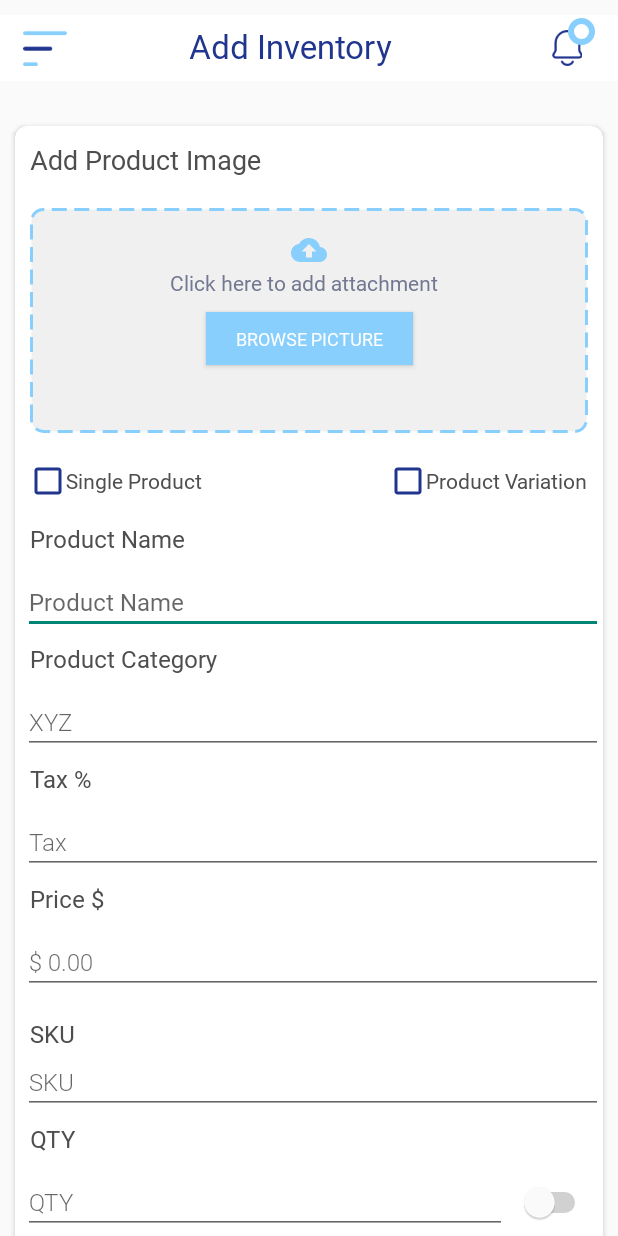
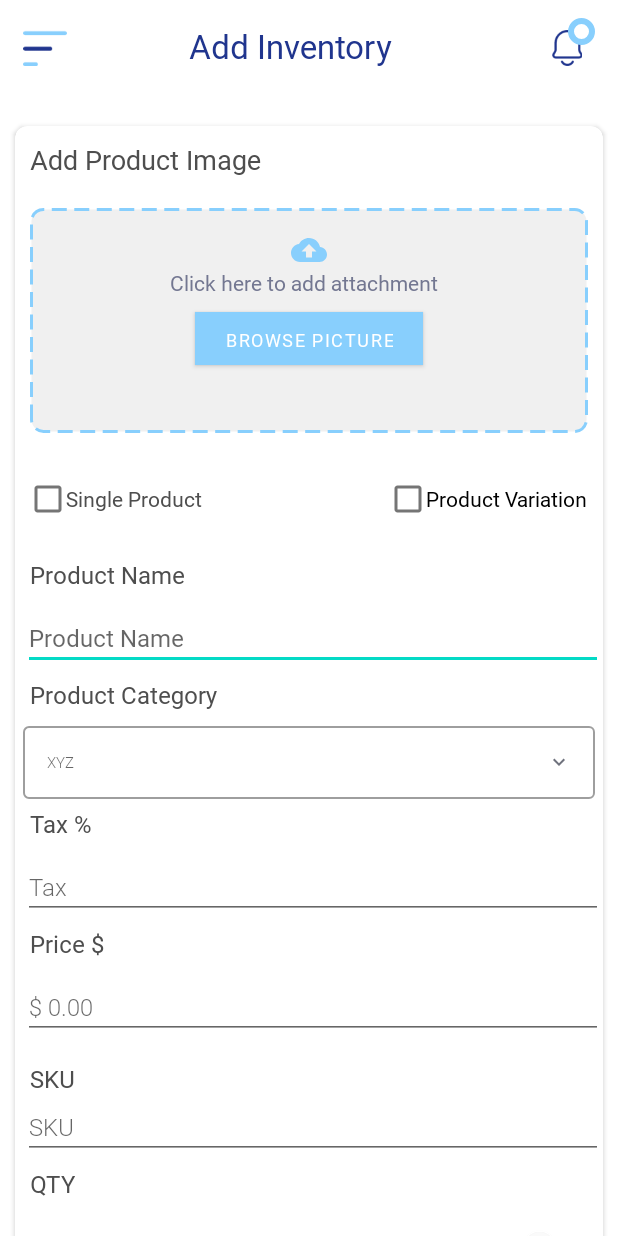
Before and after one commit to hudaPathan/Training, an Android app: the screen it shows after launch (AddInventoryActivity), on a phone screen of 412 x 824 dp. Run offline under Robolectric (Android 15) with nearby library versions, the phone set to English and light mode, and no system bars.

Commit message:
Change the button of Add Inventory to Material Buttons

```diff
--- a/app/src/main/res/drawable/baseline_square.xml
+++ b/app/src/main/res/drawable/baseline_square.xml
@@ -2,11 +2,11 @@
 
     <!-- Outer shape -->
     <path
-        android:fillColor="@android:color/white"
+        android:fillColor="@color/secondary"
         android:pathData="M200,840Q167,840 143.5,816.5Q120,793 120,760L120,200Q120,167 143.5,143.5Q167,120 200,120L760,120Q793,120 816.5,143.5Q840,167 840,200L840,760Q840,793 816.5,816.5Q793,840 760,840L200,840ZM200,760L760,760Q760,760 760,760Q760,760 760,760L760,200Q760,200 760,200Q760,200 760,200L200,200Q200,200 200,200Q200,200 200,200L200,760Q200,760 200,760Q200,760 200,760Z"/>
 
     <!-- Inner square -->
     <path
-        android:fillColor="@android:color/white"
+        android:fillColor="@color/secondary"
         android:pathData="M366,366L594,366L594,594L366,594Z"/>
 </vector>
--- a/app/src/main/res/layout/activity_add_inventory.xml
+++ b/app/src/main/res/layout/activity_add_inventory.xml
@@ -140,12 +140,14 @@
 
             <Button
                 android:id="@+id/browseButton"
+                app:backgroundTint="@null"
                 android:layout_margin="10dp"
                 app:layout_constraintStart_toStartOf="parent"
                 app:layout_constraintEnd_toEndOf="parent"
                 app:layout_constraintTop_toBottomOf="@id/attachmentTextView"
                 android:layout_width="wrap_content"
                 android:layout_height="35dp"
+
                 android:paddingLeft="20dp"
                 android:paddingRight="20dp"
                 android:textSize="12sp"
@@ -154,7 +156,6 @@
                 android:textAlignment="center"
                 android:textColor="@color/white"
                 android:fontFamily="@font/roboto_regular"
-
                 android:text="Browse Picture" />
         </androidx.constraintlayout.widget.ConstraintLayout>
 
@@ -163,20 +164,20 @@
             android:layout_height="wrap_content"
             android:layout_margin="10dp"
             android:orientation="horizontal">
-            <CheckBox
+            <com.google.android.material.checkbox.MaterialCheckBox
                 android:layout_width="wrap_content"
                 android:layout_height="wrap_content"
                 android:text="Single Product"
+                app:backgroundTint="@null"
                 android:layout_weight="1"
                 android:fontFamily="@font/roboto_regular"
                 android:textColor="@color/gray_1"
                 android:button="@drawable/checkbox_selector"
                 />
-            <CheckBox
+            <com.google.android.material.checkbox.MaterialCheckBox
                 android:layout_width="wrap_content"
                 android:layout_height="wrap_content"
                 android:fontFamily="@font/roboto_regular"
-                android:textColor="@color/gray_1"
                 android:text="Product Variation"
                 android:button="@drawable/checkbox_selector"
                 />
@@ -217,15 +218,29 @@
 
 
                 />
-            <EditText
+            <com.google.android.material.textfield.TextInputLayout
+                android:id="@+id/txtcategory"
                 android:layout_width="match_parent"
                 android:layout_height="wrap_content"
-                android:hint="XYZ"
-                android:textSize="16sp"
+                app:endIconDrawable="@drawable/down"
+                app:endIconTint="#6F727D"
+                app:hintEnabled="false"
                 android:layout_marginLeft="5dp"
-                android:fontFamily="@font/roboto_light"
-                android:textColor="@color/paragraph"
-                />
+                android:layout_marginRight="5dp"
+                style="@style/Widget.MaterialComponents.TextInputLayout.OutlinedBox.ExposedDropdownMenu">
+                <AutoCompleteTextView
+                    android:id="@+id/category"
+                    android:layout_width="match_parent"
+                    android:layout_height="wrap_content"
+                    android:hint="XYZ"
+                    android:backgroundTint="@null"
+                    android:textColor="@color/gray_1"
+                    android:textSize="10sp"
+                    android:fontFamily="@font/roboto_light"
+                    android:inputType="none"/>
+
+            </com.google.android.material.textfield.TextInputLayout>
+
             <TextView
                 android:layout_width="wrap_content"
                 android:layout_height="wrap_content"
@@ -345,21 +360,21 @@
             android:orientation="horizontal">
 
             <Button
-                android:layout_width="120dp"
-                android:layout_height="45dp"
+                android:layout_width="wrap_content"
+                android:layout_height="wrap_content"
+                app:backgroundTint="@null"
                 android:text="ADD PRODUCT"
                 android:layout_marginRight="20dp"
                 android:fontFamily="@font/roboto_regular"
                 android:textColor="@drawable/btn_text_state"
-                android:padding="10dp"
                 android:background="@drawable/button_state"/>
             <Button
-                android:layout_width="120dp"
-                android:layout_height="45dp"
+                android:layout_width="wrap_content"
+                android:layout_height="wrap_content"
                 android:text="CANCEL"
+                app:backgroundTint="@null"
                 android:fontFamily="@font/roboto_regular"
                 android:textColor="@drawable/btn_text_state"
-                android:padding="10dp"
                 android:background="@drawable/button_state"/>
         </LinearLayout>
         </LinearLayout>
--- a/app/src/main/res/values-night/themes.xml
+++ b/app/src/main/res/values-night/themes.xml
@@ -1,6 +1,6 @@
 <resources xmlns:tools="http://schemas.android.com/tools">
     <!-- Base application theme. -->
-    <style name="Base.Theme.Training" parent="Theme.AppCompat.Light.NoActionBar">
+    <style name="Base.Theme.Training" parent="Theme.MaterialComponents.DayNight.NoActionBar">
         <!-- Customize your dark theme here. -->
         <!-- <item name="colorPrimary">@color/my_dark_primary</item> -->
     </style>
--- a/app/src/main/res/values/styles.xml
+++ b/app/src/main/res/values/styles.xml
@@ -10,6 +10,8 @@
 
     <style name="CustomButtonStyle2" >
         <item name="android:background">@color/secondary</item>
+
+
 
     </style>
 
--- a/app/src/main/res/values/themes.xml
+++ b/app/src/main/res/values/themes.xml
@@ -1,16 +1,18 @@
 <resources xmlns:tools="http://schemas.android.com/tools">
     <!-- Base application theme. -->
-    <style name="Base.Theme.Training" parent="Theme.AppCompat.Light.NoActionBar">
+    <style name="Base.Theme.Training" parent="Theme.MaterialComponents.DayNight.NoActionBar">
         <!-- Customize your light theme here. -->
 
         <item name="windowActionBar">false</item>
         <item name="windowNoTitle">true</item>
         <item name="android:fontFamily">@font/roboto_regular</item>
-
-
+        <item name="checkboxStyle">@style/CustomCheckBoxStyle</item>
     </style>
 
     <style name="Theme.Training" parent="Theme.AppCompat" />
+    <style name="CustomCheckBoxStyle" parent="Widget.MaterialComponents.CompoundButton.CheckBox">
+        <item name="buttonCompat">@drawable/checkbox_selector</item>
+    </style>
 
 
 </resources>
```
